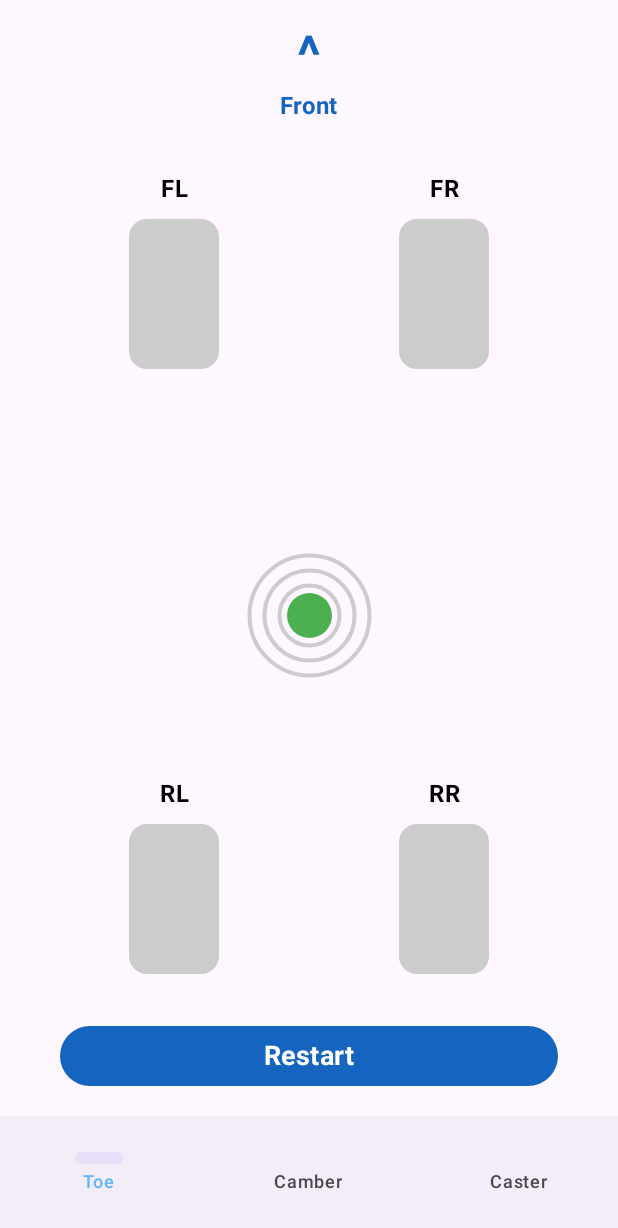
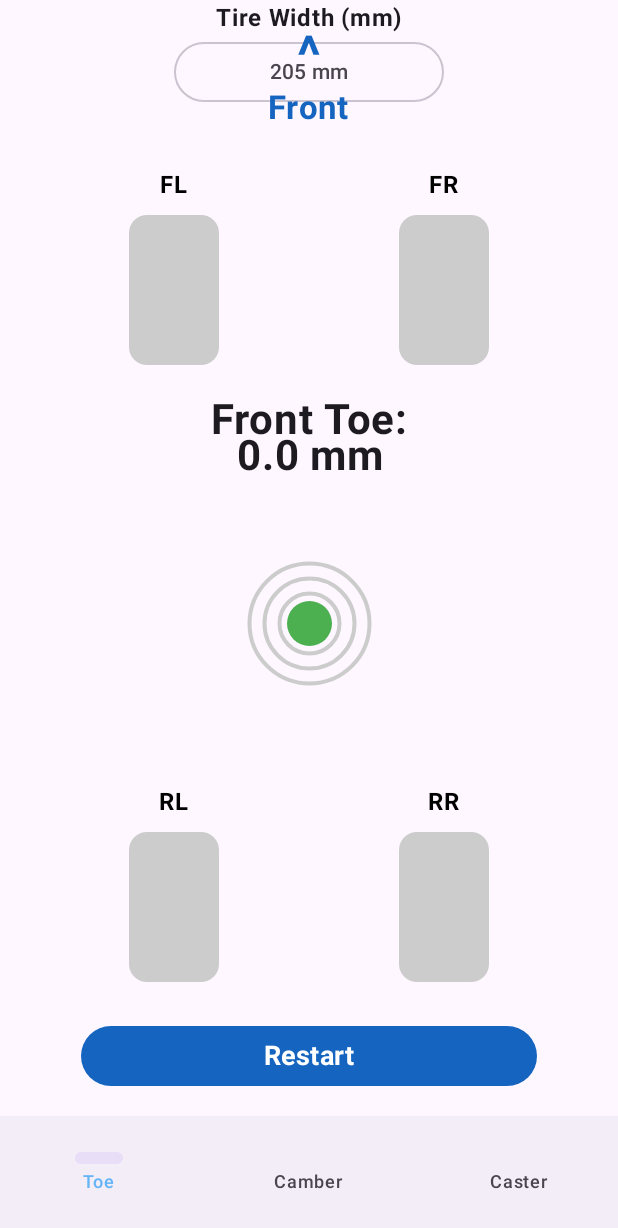
Before and after one commit to lCubosl/MEICM_DDM_individual-project, an Android app built with Jetpack Compose: the screen it shows after launch (MainActivity), on a phone screen of 412 x 824 dp. Shown: the top 1228 px of the screen. Run offline under Robolectric (Android 15) with nearby library versions, the phone set to English and light mode, and no system bars.

Commit message:
scuffed toe reading

```diff
--- a/app/src/main/java/com/example/alignment_tool/ui/screen/ToeScreen.kt
+++ b/app/src/main/java/com/example/alignment_tool/ui/screen/ToeScreen.kt
@@ -8,16 +8,11 @@ import androidx.compose.ui.Modifier
 import androidx.compose.ui.unit.dp
 import androidx.compose.foundation.background
 import androidx.compose.foundation.clickable
-import androidx.compose.foundation.layout.*
 import androidx.compose.foundation.shape.RoundedCornerShape
-import androidx.compose.material.icons.Icons
-import androidx.compose.material.icons.filled.ArrowUpward
-import androidx.compose.material3.*
 import androidx.compose.runtime.*
 import androidx.compose.ui.graphics.Color
 import androidx.compose.ui.text.font.FontWeight
 import androidx.compose.ui.text.style.TextAlign
-import androidx.compose.ui.unit.dp
 import androidx.compose.ui.unit.sp
 import androidx.compose.foundation.Canvas
 import androidx.compose.material3.MaterialTheme
@@ -27,132 +22,53 @@ import android.hardware.Sensor
 import android.hardware.SensorEvent
 import android.hardware.SensorEventListener
 import android.hardware.SensorManager
-import androidx.compose.runtime.*
-import androidx.compose.ui.draw.alpha
-import kotlin.math.atan2
 import androidx.compose.ui.platform.LocalContext
 import kotlin.math.sqrt
 import androidx.compose.ui.graphics.drawscope.Stroke
 
+// ----------------------------------------------------------
+//  FUNCTION: Yaw (heading) using the Rotation Vector sensor
+// ----------------------------------------------------------
+@Composable
+fun rememberYaw(context: Context): State<Float> {
+    val yawState = remember { mutableStateOf(0f) }
 
-// CALCULATETOE FUNCTION IS NOT WORKING CORRECTLY. MATH IS NOT MATHING
-//fun calculateToe(offsetX: Float, offsetY: Float): Float {
-//    // Replace with your real math!
-//    return (offsetX * 10f)   // simple example
-//}
+    DisposableEffect(Unit) {
+        val sensorManager = context.getSystemService(Context.SENSOR_SERVICE) as SensorManager
+        val rotationSensor = sensorManager.getDefaultSensor(Sensor.TYPE_ROTATION_VECTOR)
 
-@Composable
-fun ToeScreen() {
-    val context = LocalContext.current
-    var selectedWheel by remember { mutableStateOf<String?>(null) }
+        val listener = object : SensorEventListener {
+            val rotationMatrix = FloatArray(9)
+            val orientationAngles = FloatArray(3)
 
-    // RETHINK THIS STATE. IS NOT BEING IMPLEMENTED CORRECTLY
-    // NEW: toe value state
-    var toeValue by remember { mutableStateOf(0f) }
+            override fun onSensorChanged(event: SensorEvent) {
+                SensorManager.getRotationMatrixFromVector(rotationMatrix, event.values)
+                SensorManager.getOrientation(rotationMatrix, orientationAngles)
 
-    val tilt = rememberTilt(context)
-    val (offsetX, offsetY) = tilt.value
+                val yawRad = orientationAngles[0]
+                var yawDeg = Math.toDegrees(yawRad.toDouble()).toFloat()
 
-//    // Whenever selectedWheel changes → update toeValue
-//    LaunchedEffect(selectedWheel) {
-//        when (selectedWheel) {
-//            "FL" -> toeValue = 0f          // FL always shows 0
-//            "FR" -> toeValue = calculateToe(offsetX, offsetY)
-//        }
-//    }
+                if (yawDeg < 0) yawDeg += 360f
 
-    Column(
-        modifier = Modifier
-            .fillMaxSize()
-            .padding(16.dp),
-        horizontalAlignment = Alignment.CenterHorizontally,
-        verticalArrangement = Arrangement.SpaceBetween
-    ) {
+                yawState.value = yawDeg
+            }
 
-        // TOP ARROW
-        Column(horizontalAlignment = Alignment.CenterHorizontally) {
-            Text(
-                text = "^",
-                fontSize = 36.sp,
-                color = MaterialTheme.colorScheme.primary,
-                fontWeight = FontWeight.Bold
-            )
-            Text(
-                text = "Front",
-                style = MaterialTheme.typography.titleMedium,
-                color = MaterialTheme.colorScheme.primary,
-                fontWeight = FontWeight.Bold
-            )
+            override fun onAccuracyChanged(sensor: Sensor?, accuracy: Int) {}
         }
 
-        // MAIN CENTER COLUMN (front wheels + toe + bubble + rear wheels)
-        Column(
-            horizontalAlignment = Alignment.CenterHorizontally,
-            verticalArrangement = Arrangement.Center
-        ) {
+        sensorManager.registerListener(listener, rotationSensor, SensorManager.SENSOR_DELAY_GAME)
 
-            // FRONT WHEELS
-            Row(
-                modifier = Modifier.fillMaxWidth(),
-                horizontalArrangement = Arrangement.spacedBy(120.dp, Alignment.CenterHorizontally)
-            ) {
-                WheelWithLabel("FL", selectedWheel == "FL") { selectedWheel = "FL" }
-                WheelWithLabel("FR", selectedWheel == "FR") { selectedWheel = "FR" }
-            }
-
-            Spacer(modifier = Modifier.height(16.dp))
-
-            // THIS IS WRONG. CHANGE IT IN ORDER TO ACTUALLY DISPLAY TOE, NOT RANDOM NUMBERS
-            // --- TOE TEXT HERE (centered between wheels) ---
-            val showToe = selectedWheel == "FL" || selectedWheel == "FR"
-
-            Text(
-                text = "Toe:\n${toeValue}",
-                fontSize = 28.sp,
-                textAlign = TextAlign.Center,
-                color = MaterialTheme.colorScheme.primary,
-                fontWeight = FontWeight.Bold,
-                modifier = Modifier.alpha(if (showToe) 1f else 0f)
-            )
-            // ----------------------------------------------------
-
-            Spacer(modifier = Modifier.height(16.dp))
-
-            // LEVEL BUBBLE
-            LevelBubble(
-                modifier = Modifier.size(150.dp),
-                bubbleOffsetX = offsetX,
-                bubbleOffsetY = offsetY
-            )
-
-            Spacer(modifier = Modifier.height(32.dp))
-
-            // REAR WHEELS
-            Row(
-                modifier = Modifier.fillMaxWidth(),
-                horizontalArrangement = Arrangement.spacedBy(120.dp, Alignment.CenterHorizontally)
-            ) {
-                WheelWithLabel("RL", selectedWheel == "RL") { selectedWheel = "RL" }
-                WheelWithLabel("RR", selectedWheel == "RR") { selectedWheel = "RR" }
-            }
-        }
-
-        // BOTTOM BUTTON (back where it was!)
-        Button(
-            onClick = { /* TODO */ },
-            modifier = Modifier
-                .fillMaxWidth()
-                .padding(horizontal = 24.dp)
-        ) {
-            Text(
-                text = "Restart",
-                fontSize = 18.sp,
-                fontWeight = FontWeight.Bold
-            )
+        onDispose {
+            sensorManager.unregisterListener(listener)
         }
     }
+
+    return yawState
 }
 
+// ----------------------------------------------------------
+//  FUNCTION: Tilt for LevelBubble (your old implementation)
+// ----------------------------------------------------------
 @Composable
 fun rememberTilt(context: Context): State<Pair<Float, Float>> {
     val tilt = remember { mutableStateOf(0f to 0f) }
@@ -161,21 +77,18 @@ fun rememberTilt(context: Context): State<Pair<Float, Float>> {
         val sensorManager = context.getSystemService(Context.SENSOR_SERVICE) as SensorManager
         val accelerometer = sensorManager.getDefaultSensor(Sensor.TYPE_ACCELEROMETER)
 
-        // --- Add smoothing variables here ---
         var smoothX = 0f
         var smoothY = 0f
-        val alpha = 0.1f // smoothing factor, smaller = smoother
+        val alpha = 0.1f
 
         val listener = object : SensorEventListener {
             override fun onSensorChanged(event: SensorEvent) {
                 val rawX = event.values[0]
                 val rawY = event.values[1]
 
-                // --- Low-pass filter ---
                 smoothX = alpha * (-rawX) + (1 - alpha) * smoothX
                 smoothY = alpha * rawY + (1 - alpha) * smoothY
 
-                // Normalize to -1..1 for UI
                 val maxTilt = 9.8f
                 val offsetX = (smoothX / maxTilt).coerceIn(-1f, 1f)
                 val offsetY = (smoothY / maxTilt).coerceIn(-1f, 1f)
@@ -196,78 +109,202 @@ fun rememberTilt(context: Context): State<Pair<Float, Float>> {
     return tilt
 }
 
+// ----------------------------------------------------------
+//  TOE CALCULATION FUNCTION  <-- PLACE IT HERE
+// ----------------------------------------------------------
+fun calculateToeMm(yaw1: Float, yaw2: Float, tireWidthMm: Float): Float {
+    val deltaYaw = yaw2 - yaw1
+    val radius = tireWidthMm / 2f     // tire width is track width for toe
+    return kotlin.math.tan(deltaYaw) * radius
+}
+
+// ----------------------------------------------------------
+//  MAIN TOE SCREEN
+// ----------------------------------------------------------
+@Composable
+fun ToeScreen() {
+    val context = LocalContext.current
+
+    val yaw = rememberYaw(context).value
+    val tilt = rememberTilt(context).value
+    val (offsetX, offsetY) = tilt
+
+    var selectedWheel by remember { mutableStateOf<String?>(null) }
+
+    // store yaw measurements per wheel
+    val wheelYaw = remember { mutableStateMapOf<String, Float>() }
+
+    // toe result
+    var frontToe by remember { mutableStateOf<Float?>(null) }
+
+    var tireWidthMm by remember { mutableStateOf(205f) }
+
+    // --- Tire Width Dropdown ---
+    var expanded by remember { mutableStateOf(false) }
+
+    val tireWidths = listOf(185, 195, 205, 215, 225, 235, 245, 255)
+
+    Column(
+        horizontalAlignment = Alignment.CenterHorizontally,
+        modifier = Modifier.fillMaxWidth().padding(bottom = 16.dp)
+    ) {
+        Text("Tire Width (mm)", fontWeight = FontWeight.Bold)
+
+        Box {
+            OutlinedButton(
+                onClick = { expanded = !expanded },
+                modifier = Modifier.width(180.dp)
+            ) {
+                Text("${tireWidthMm.toInt()} mm")
+            }
+
+            DropdownMenu(
+                expanded = expanded,
+                onDismissRequest = { expanded = false }
+            ) {
+                tireWidths.forEach { width ->
+                    DropdownMenuItem(
+                        text = { Text("$width mm") },
+                        onClick = {
+                            tireWidthMm = width.toFloat()
+                            expanded = false
+                        }
+                    )
+                }
+            }
+        }
+    }
+
+    Column(
+        modifier = Modifier.fillMaxSize().padding(16.dp),
+        horizontalAlignment = Alignment.CenterHorizontally,
+        verticalArrangement = Arrangement.SpaceBetween
+    ) {
+
+        // TOP LABEL
+        Column(horizontalAlignment = Alignment.CenterHorizontally) {
+            Text("^", fontSize = 36.sp, color = MaterialTheme.colorScheme.primary, fontWeight = FontWeight.Bold)
+            Text("Front", fontSize = 22.sp, color = MaterialTheme.colorScheme.primary, fontWeight = FontWeight.Bold)
+        }
+
+        Column(horizontalAlignment = Alignment.CenterHorizontally) {
+
+            // FRONT WHEELS
+            Row(
+                modifier = Modifier.fillMaxWidth(),
+                horizontalArrangement = Arrangement.spacedBy(120.dp, Alignment.CenterHorizontally)
+            ) {
+                WheelWithLabel("FL", selectedWheel == "FL") {
+                    selectedWheel = "FL"
+                    wheelYaw["FL"] = yaw
+
+                    wheelYaw["FR"]?.let { frYaw ->
+                        frontToe = calculateToeMm(wheelYaw["FL"]!!, frYaw, tireWidthMm)
+                    }
+                }
+
+                WheelWithLabel("FR", selectedWheel == "FR") {
+                    selectedWheel = "FR"
+                    wheelYaw["FR"] = yaw
+
+                    wheelYaw["FL"]?.let { flYaw ->
+                        frontToe = calculateToeMm(flYaw, wheelYaw["FR"]!!, tireWidthMm)
+                    }
+                }
+            }
+
+            Spacer(modifier = Modifier.height(20.dp))
+
+            // TOE VALUE DISPLAY
+            val toeText =
+                if (frontToe == null) "Front Toe:\n0.0 mm"
+                else "Front Toe:\n${"%.2f".format(frontToe)} mm"
+
+            Text(
+                toeText,
+                fontSize = 28.sp,
+                textAlign = TextAlign.Center,
+                fontWeight = FontWeight.Bold
+            )
+
+            Spacer(modifier = Modifier.height(20.dp))
+
+            LevelBubble(
+                modifier = Modifier.size(150.dp),
+                bubbleOffsetX = offsetX,
+                bubbleOffsetY = offsetY
+            )
+
+            Spacer(modifier = Modifier.height(32.dp))
+
+            // REAR WHEELS (not used yet)
+            Row(
+                modifier = Modifier.fillMaxWidth(),
+                horizontalArrangement = Arrangement.spacedBy(120.dp, Alignment.CenterHorizontally)
+            ) {
+                WheelWithLabel("RL", selectedWheel == "RL") {}
+                WheelWithLabel("RR", selectedWheel == "RR") {}
+            }
+        }
+
+        // RESET BUTTON
+        Button(
+            onClick = {
+                wheelYaw.clear()
+                frontToe = null
+            },
+            modifier = Modifier.fillMaxWidth(0.8f)
+        ) {
+            Text("Restart", fontSize = 18.sp, fontWeight = FontWeight.Bold)
+        }
+    }
+}
+
+// ----------------------------------------------------------
+//  LEVEL BUBBLE  (your colored bubble logic included)
+// ----------------------------------------------------------
 @Composable
 fun LevelBubble(
     modifier: Modifier = Modifier,
-    bubbleOffsetX: Float = 0f,  // -1..1
-    bubbleOffsetY: Float = 0f   // -1..1
+    bubbleOffsetX: Float,
+    bubbleOffsetY: Float
 ) {
-    // Distance from center (0 = perfect, 1 = max tilt)
     val distance = sqrt(bubbleOffsetX * bubbleOffsetX + bubbleOffsetY * bubbleOffsetY)
 
-    // Color thresholds
-    val bubbleColor =
-        when {
-            distance < 0.10f -> Color(0xFF4CAF50)        // GREEN (perfect)
-            distance < 0.40f -> Color(0xFF90CAF9)        // BLUE (ok-ish)
-            else -> Color.Red                             // RED (too far)
-        }
+    val bubbleColor = when {
+        distance < 0.10f -> Color(0xFF4CAF50)
+        distance < 0.40f -> Color(0xFF90CAF9)
+        else -> Color.Red
+    }
 
     Canvas(modifier = modifier) {
         val radius = size.minDimension / 2f
 
-        // Outer reference rings
-        val outerRadius = 20.dp.toPx()
-        drawCircle(
-            color = Color.LightGray,
-            radius = outerRadius,
-            center = Offset(radius, radius),
-            style = Stroke(width = 4f)
-        )
+        val r1 = 20.dp.toPx()
+        val r2 = r1 + 10.dp.toPx()
+        val r3 = r1 + 20.dp.toPx()
 
-        val outerRadius2 = outerRadius + 10.dp.toPx()
-        drawCircle(
-            color = Color.LightGray,
-            radius = outerRadius2,
-            center = Offset(radius, radius),
-            style = Stroke(width = 4f)
-        )
+        drawCircle(Color.LightGray, r1, Offset(radius, radius), style = Stroke(4f))
+        drawCircle(Color.LightGray, r2, Offset(radius, radius), style = Stroke(4f))
+        drawCircle(Color.LightGray, r3, Offset(radius, radius), style = Stroke(4f))
 
-        val outerRadius3 = outerRadius + 20.dp.toPx()
-        drawCircle(
-            color = Color.LightGray,
-            radius = outerRadius3,
-            center = Offset(radius, radius),
-            style = Stroke(width = 4f)
-        )
+        val dotRadius = 15.dp.toPx()
+        val cx = radius + bubbleOffsetX * radius
+        val cy = radius + bubbleOffsetY * radius
 
-        // Bubble position
-        val dotRadius = 15.dp.toPx()
-        val centerX = radius + bubbleOffsetX * radius
-        val centerY = radius + bubbleOffsetY * radius
-
-        drawCircle(
-            color = bubbleColor,
-            radius = dotRadius,
-            center = Offset(centerX, centerY)
-        )
+        drawCircle(bubbleColor, dotRadius, Offset(cx, cy))
     }
 }
 
+// ----------------------------------------------------------
+//  WHEEL BUTTONS
+// ----------------------------------------------------------
 @Composable
 fun WheelWithLabel(label: String, isSelected: Boolean, onClick: () -> Unit) {
-    val backgroundColor = if (isSelected) Color(0xFF90CAF9) else Color.LightGray // Softer blue
-    val textColor = Color.Black
+    val background = if (isSelected) Color(0xFF90CAF9) else Color.LightGray
 
-    Column(
-        horizontalAlignment = Alignment.CenterHorizontally
-    ) {
-        Text(
-            text = label,
-            color = textColor,
-            fontWeight = FontWeight.Bold,
-            textAlign = TextAlign.Center
-        )
+    Column(horizontalAlignment = Alignment.CenterHorizontally) {
+        Text(label, fontWeight = FontWeight.Bold, color = Color.Black)
 
         Spacer(modifier = Modifier.height(8.dp))
 
@@ -275,7 +312,7 @@ fun WheelWithLabel(label: String, isSelected: Boolean, onClick: () -> Unit) {
             modifier = Modifier
                 .width(60.dp)
                 .height(100.dp)
-                .background(backgroundColor, RoundedCornerShape(12.dp))
+                .background(background, RoundedCornerShape(12.dp))
                 .clickable { onClick() },
             contentAlignment = Alignment.Center
         ) {}
```
